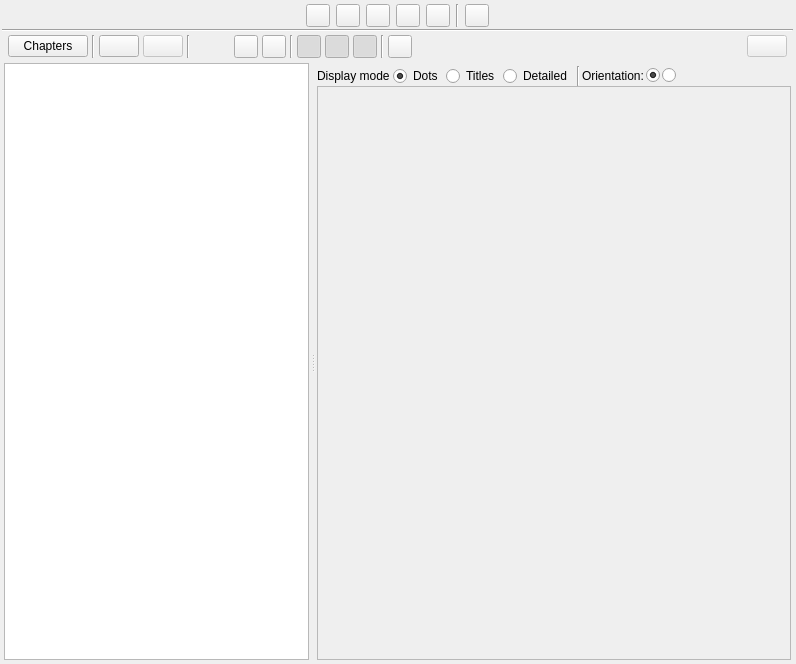
zkovari/plotlyst, file ui/scenes_view.ui: the form before one commit.
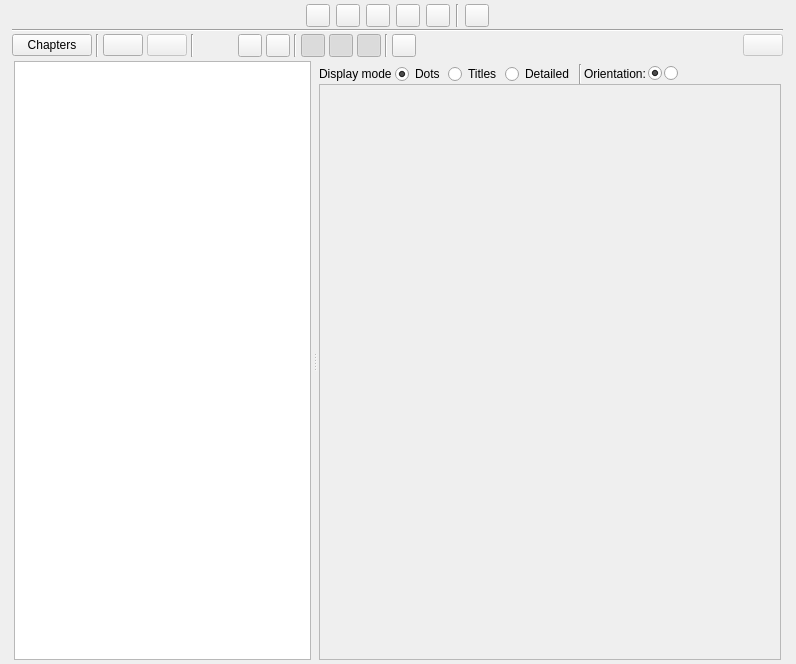
The form after the commit. The open tabs and pages were chosen to show the change. Custom widgets are drawn as their Qt base class.

Commit message: Use consistent margins in character and scene views

```diff
--- a/ui/scenes_view.ui
+++ b/ui/scenes_view.ui
@@ -40,13 +40,13 @@
         <number>0</number>
        </property>
        <property name="leftMargin">
-        <number>0</number>
+        <number>10</number>
        </property>
        <property name="topMargin">
         <number>0</number>
        </property>
        <property name="rightMargin">
-        <number>0</number>
+        <number>10</number>
        </property>
        <property name="bottomMargin">
         <number>0</number>
@@ -266,16 +266,16 @@
            <number>4</number>
           </property>
           <property name="leftMargin">
-           <number>6</number>
+           <number>0</number>
           </property>
           <property name="topMargin">
-           <number>3</number>
+           <number>2</number>
           </property>
           <property name="rightMargin">
-           <number>6</number>
+           <number>0</number>
           </property>
           <property name="bottomMargin">
-           <number>3</number>
+           <number>2</number>
           </property>
           <item>
            <widget class="QPushButton" name="btnChaptersToggle">
@@ -1112,8 +1112,8 @@
                    <rect>
                     <x>0</x>
                     <y>0</y>
-                    <width>441</width>
-                    <height>555</height>
+                    <width>466</width>
+                    <height>560</height>
                    </rect>
                   </property>
                   <property name="sizePolicy">
@@ -1195,6 +1195,12 @@
   </layout>
  </widget>
  <customwidgets>
+  <customwidget>
+   <class>CardsView</class>
+   <extends>QFrame</extends>
+   <header>src.main.python.plotlyst.view.widget.cards</header>
+   <container>1</container>
+  </customwidget>
   <customwidget>
    <class>RotatedButton</class>
    <extends>QPushButton</extends>
@@ -1205,12 +1211,6 @@
    <extends>QTreeView</extends>
    <header>src.main.python.plotlyst.view.widget.scenes</header>
   </customwidget>
-  <customwidget>
-   <class>CardsView</class>
-   <extends>QFrame</extends>
-   <header>src.main.python.plotlyst.view.widget.cards</header>
-   <container>1</container>
-  </customwidget>
   <customwidget>
    <class>SceneStoryStructureWidget</class>
    <extends>QWidget</extends>
```
Left out of the diff: 11 changed lines with no effect on the pictures. The commit also changes 1 other file.
